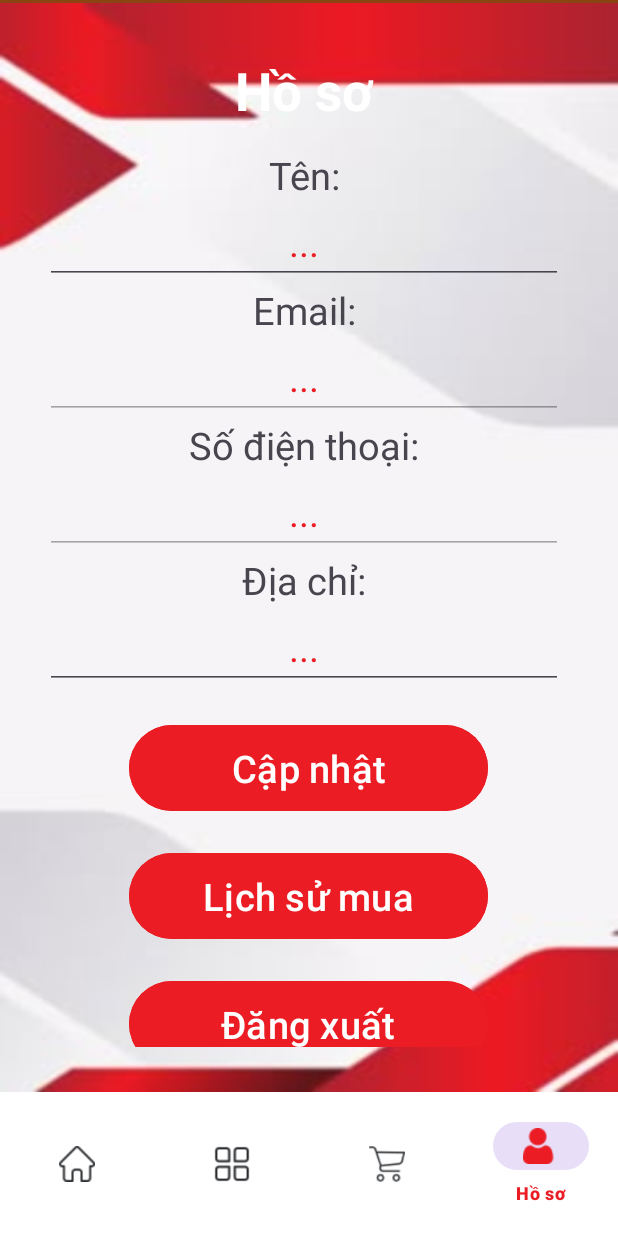
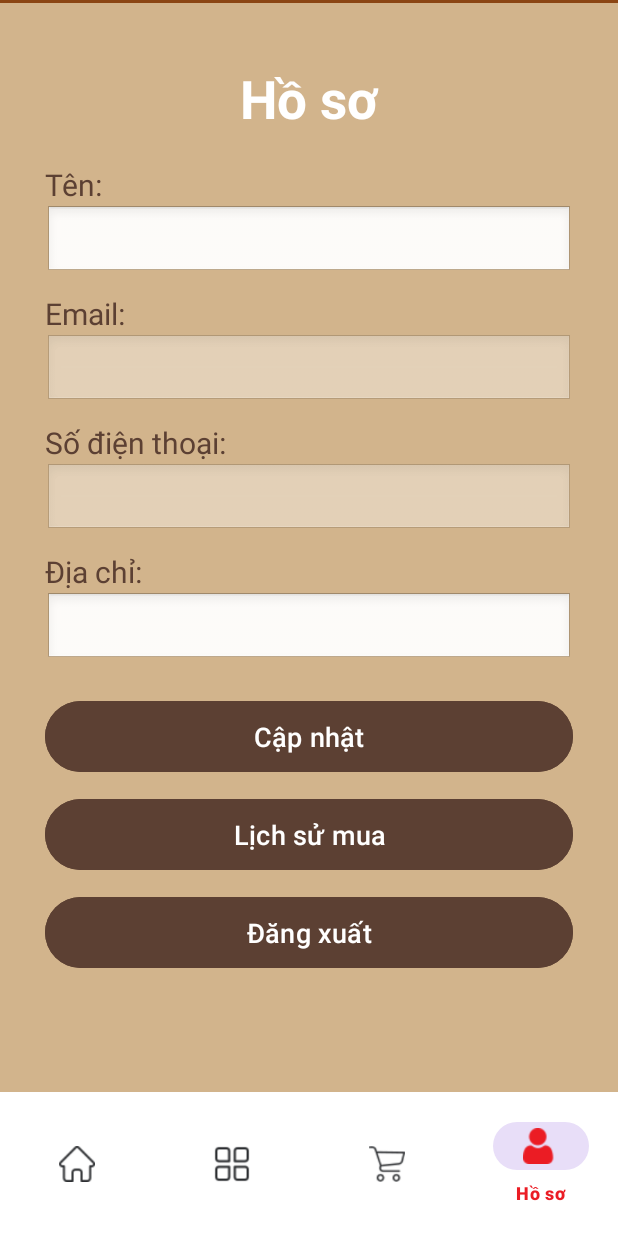
Before and after one commit to marcus1823/Project_PRM, an Android app: the ProfileFragment screen opened through its navigation route, on a phone screen of 412 x 824 dp. Run offline under Robolectric (Android 15) with nearby library versions, the phone set to English and light mode, and no system bars; our stand-ins replace navigation-ui; libraries missing offline, so code that uses them is left out: com.here.sdk; pictures from the network do not load; 6 statements that could not run were skipped.

Commit message:
fix: enhance UI

```diff
--- a/app/src/main/res/layout/fragment_profile.xml
+++ b/app/src/main/res/layout/fragment_profile.xml
@@ -4,120 +4,122 @@
     android:layout_height="match_parent"
     android:orientation="vertical"
     android:padding="30dp"
-    android:background="@drawable/profilebg">
+    android:background="#D2B48C">
 
     <TextView
-        android:layout_width="346dp"
-        android:layout_height="57dp"
+        android:layout_width="match_parent"
+        android:layout_height="wrap_content"
         android:gravity="center"
         android:text="Hồ sơ"
         android:textColor="#FFFFFF"
         android:textSize="35sp"
         android:textStyle="bold"
-        />
+        android:padding="10dp" />
 
     <TextView
-        android:layout_width="345dp"
+        android:layout_width="match_parent"
         android:layout_height="wrap_content"
         android:text="Tên:"
-        android:gravity="center"
-        android:textSize="25dp"
-        android:layout_marginTop="10dp"/>
+        android:textColor="#5C4033"
+        android:textSize="20sp"
+        android:layout_marginTop="10dp" />
 
     <EditText
         android:id="@+id/tvFullname"
-        android:layout_width="345dp"
+        android:layout_width="match_parent"
         android:layout_height="wrap_content"
-        android:text="..."
-        android:gravity="center"
-        android:textColor="#EB1C24"
-        android:textSize="25dp" />
+        android:textColor="#5C4033"
+        android:textSize="18sp"
+        android:padding="12dp"
+        android:background="@android:drawable/edit_text" />
 
     <TextView
-        android:layout_width="345dp"
+        android:layout_width="match_parent"
         android:layout_height="wrap_content"
         android:text="Email:"
-        android:gravity="center"
-        android:textSize="25dp"/>
+        android:textColor="#5C4033"
+        android:textSize="20sp"
+        android:layout_marginTop="10dp" />
+
     <EditText
         android:id="@+id/tvEmail"
-        android:layout_width="345dp"
+        android:layout_width="match_parent"
         android:layout_height="wrap_content"
-        android:text="..."
+        android:textColor="#5C4033"
+        android:textSize="18sp"
+        android:padding="12dp"
         android:enabled="false"
-        android:gravity="center"
-        android:textSize="25dp"
-        android:textColor="#EB1C24"/>
+        android:background="@android:drawable/edit_text" />
 
     <TextView
-        android:layout_width="345dp"
+        android:layout_width="match_parent"
         android:layout_height="wrap_content"
         android:text="Số điện thoại:"
-        android:gravity="center"
-        android:textSize="25dp"/>
+        android:textColor="#5C4033"
+        android:textSize="20sp"
+        android:layout_marginTop="10dp" />
+
     <EditText
         android:id="@+id/tvPhone"
-        android:layout_width="345dp"
+        android:layout_width="match_parent"
         android:layout_height="wrap_content"
-        android:text="..."
+        android:textColor="#5C4033"
+        android:textSize="18sp"
+        android:padding="12dp"
         android:enabled="false"
-        android:gravity="center"
-        android:textSize="25dp"
-        android:textColor="#EB1C24"/>
-
+        android:background="@android:drawable/edit_text" />
 
     <TextView
-        android:layout_width="345dp"
+        android:layout_width="match_parent"
         android:layout_height="wrap_content"
         android:text="Địa chỉ:"
-        android:gravity="center"
-        android:textSize="25dp"/>
+        android:textColor="#5C4033"
+        android:textSize="20sp"
+        android:layout_marginTop="10dp" />
 
     <EditText
         android:id="@+id/tvAddress"
-        android:layout_width="345dp"
+        android:layout_width="match_parent"
         android:layout_height="wrap_content"
-        android:text="..."
-        android:gravity="center"
-        android:textSize="25dp"
-        android:textColor="#EB1C24"/>
-
-
+        android:textColor="#5C4033"
+        android:textSize="18sp"
+        android:padding="12dp"
+        android:background="@android:drawable/edit_text" />
 
     <Button
         android:id="@+id/btnUpdateProfile"
-        android:layout_width="239dp"
-        android:layout_height="65dp"
-        android:layout_gravity="center"
-        android:layout_marginTop="20dp"
-        android:backgroundTint="#EB1C24"
-        android:gravity="center"
+        android:layout_width="match_parent"
+        android:layout_height="55dp"
+        android:backgroundTint="#5C4033"
         android:text="Cập nhật"
         android:textColor="#FFFFFF"
-        android:textSize="25dp" />
+        android:textSize="18sp"
+        android:layout_marginTop="20dp"
+        android:gravity="center"
+        android:cornerRadius="12dp" />
 
     <Button
         android:id="@+id/btnOrderHistory"
-        android:layout_width="239dp"
-        android:layout_height="65dp"
-        android:layout_gravity="center"
-        android:layout_marginTop="20dp"
-        android:backgroundTint="#EB1C24"
-        android:gravity="center"
+        android:layout_width="match_parent"
+        android:layout_height="55dp"
+        android:backgroundTint="#5C4033"
         android:text="Lịch sử mua"
         android:textColor="#FFFFFF"
-        android:textSize="25dp" />
+        android:textSize="18sp"
+        android:layout_marginTop="10dp"
+        android:gravity="center"
+        android:cornerRadius="12dp" />
 
     <Button
         android:id="@+id/btnLogout"
-        android:layout_width="239dp"
-        android:layout_height="65dp"
-        android:layout_gravity="center"
-        android:layout_marginTop="20dp"
-        android:backgroundTint="#EB1C24"
-        android:gravity="center"
+        android:layout_width="match_parent"
+        android:layout_height="55dp"
+        android:backgroundTint="#5C4033"
         android:text="Đăng xuất"
         android:textColor="#FFFFFF"
-        android:textSize="25dp" />
+        android:textSize="18sp"
+        android:layout_marginTop="10dp"
+        android:gravity="center"
+        android:cornerRadius="12dp" />
 
 </LinearLayout>
--- a/app/src/main/res/layout/item_banner.xml
+++ b/app/src/main/res/layout/item_banner.xml
@@ -8,5 +8,7 @@
         android:layout_width="match_parent"
         android:layout_height="200dp"
         android:scaleType="centerCrop"
-        android:src="@drawable/ic_banner" />
+        android:src="@drawable/ic_banner"
+        android:background="#D2B48C" />
+
 </FrameLayout>
```
Also changed, not shown: app/src/main/res/layout/activity_manage_order.xml (+11 -10 lines), app/src/main/res/layout/dialog_add_product.xml (+22 -18 lines), app/src/main/res/layout/footer_layout.xml (+14 -6 lines), app/src/main/res/layout/fragment_cart.xml (+33 -23 lines), app/src/main/res/layout/fragment_category.xml (+42 -29 lines), app/src/main/res/layout/fragment_home.xml (+55 -30 lines), app/src/main/res/layout/item_banneradmin.xml (+9 -6 lines), app/src/main/res/layout/item_cart.xml (+9 -7 lines), app/src/main/res/layout/item_cart_item.xml (+8 -4 lines), app/src/main/res/layout/item_order.xml (+12 -8 lines), app/src/main/res/layout/item_payment.xml (+12 -5 lines), app/src/main/res/layout/item_product.xml (+6 -4 lines), app/src/main/res/layout/item_product_admin.xml (+8 -4 lines), app/src/main/res/layout/item_purchase.xml (+16 -4 lines), 1 other file.
